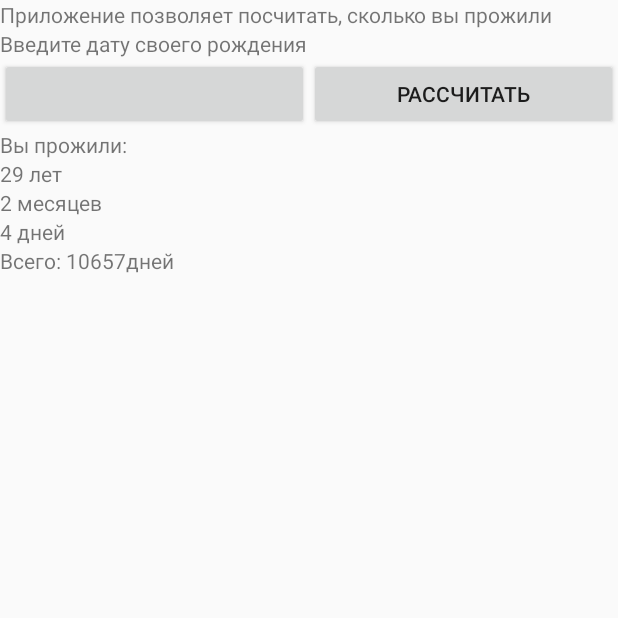
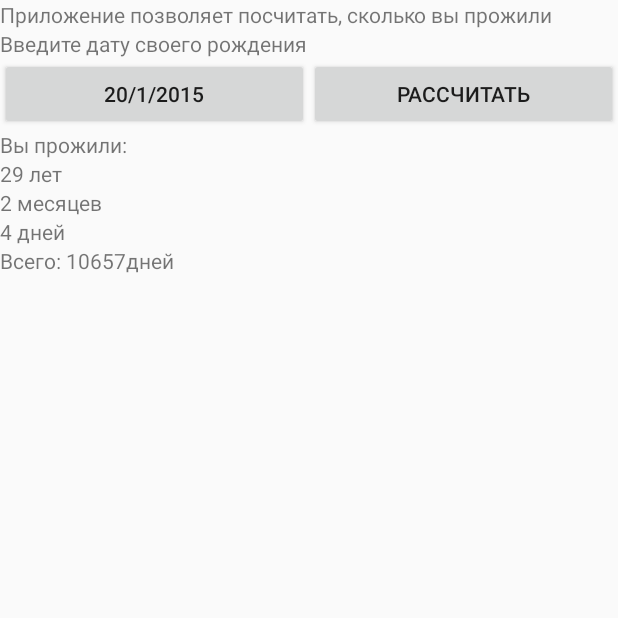
Before and after one commit to yankeepapa/P002DayOfLife, an Android app: the screen it shows after launch (MainActivity), after a tap on "РАССЧИТАТЬ", on a phone screen of 412 x 824 dp, the top half of it. Run offline under Robolectric (Android 15) with nearby library versions, the phone set to English and light mode, and no system bars; 1 other tap on this screen came first.

Commit message:
trash deleted

```diff
--- a/app/src/main/java/com/example/mstavskiy/p002dayoflife/MainActivity.java
+++ b/app/src/main/java/com/example/mstavskiy/p002dayoflife/MainActivity.java
@@ -11,15 +11,16 @@ import com.example.mstavskiy.p002dayoflife.DatePickerFragment.DatePickedListener
 import java.util.Calendar;
 
 
-public class MainActivity extends Activity implements DatePickedListener, OnClickListener {
+public class MainActivity extends Activity /*implements DatePickedListener*/ {
 
-    static int d1 = 16;
-    static int m1 = 11;
-    static int y1 = 1985;
+    int d1 = 16;
+    int m1 = 11;
+    int y1 = 1985;
 
-    int d2;
-    int m2;
-    int y2;
+    final Calendar cal = Calendar.getInstance();
+    int d2= cal.get(Calendar.DAY_OF_MONTH);
+    int m2= cal.get(Calendar.MONTH)+1;
+    int y2= cal.get(Calendar.YEAR);
 
     TextView tv_y;
     TextView tv_m;
@@ -46,19 +47,13 @@ public class MainActivity extends Activity implements DatePickedListener, OnClic
         dob = (Button) findViewById(R.id.dob);
         btn_count = (Button) findViewById(R.id.btn_count);
 
+        dob.setText(String.valueOf(d2)+'/' + String.valueOf(m2)+ '/' + String.valueOf(y2));
 
-        btn_count.setOnClickListener(this);
-
-        final Calendar cal = Calendar.getInstance();
-           d2= cal.get(Calendar.DAY_OF_MONTH);
-           m2= cal.get(Calendar.MONTH)+1;
-           y2= cal.get(Calendar.YEAR);
     }
 
 
 
-        @Override
-    public void onClick (View v) {
+    public void onclick (View v) {
 
         switch (v.getId()){
 
@@ -215,26 +210,16 @@ public class MainActivity extends Activity implements DatePickedListener, OnClic
                 tv_total.setText("Всего: " + total +"дней");
 
                 break;
+
+            case R.id.dob:
+                tv_t.setText("Пока хер");
+                tv_d.setText(null);
+                tv_m.setText(null);
+                tv_y.setText(null);
+                tv_total.setText(null);
+                break;
         }
     }
 
-    public void onLabelClick(View v) {
-        DialogFragment dateFragment = new DatePickerFragment();
-        dateFragment.show(getFragmentManager(), "datePicker");
-    }
 
-    public void onDatePicked(Calendar date) {
-        // выводим выбранную дату в текстовой метке 494
-        y1 = date.get(Calendar.YEAR);
-        m1 = date.get(Calendar.MONTH) + 1;
-        d1 = date.get(Calendar.DAY_OF_MONTH);
-
-        updateDisplay();
-    }
-
-    // обновляем дату для вывода в TextView
-    public void updateDisplay() {
-        dob.setText(new StringBuilder().append(d1).append(".")
-                .append(m1).append(".").append(y1));
-    }
 }
--- a/app/src/main/res/layout/main.xml
+++ b/app/src/main/res/layout/main.xml
@@ -26,15 +26,19 @@
             android:layout_width="match_parent"
             android:layout_height="wrap_content"
             android:layout_weight="1"
-            android:onClick="DatePickerDialog"
-            android:text="" />
+            android:onClick="onclick"
+            android:text=""
+            android:clickable="true" />
 
         <Button
             android:id="@+id/btn_count"
             android:layout_width="match_parent"
             android:layout_height="wrap_content"
             android:layout_weight="1"
-            android:text="Рассчитать" />
+            android:text="Рассчитать"
+            android:clickable="true"
+            android:onClick="onclick"
+            android:nestedScrollingEnabled="false" />
 
     </LinearLayout>
 
```
